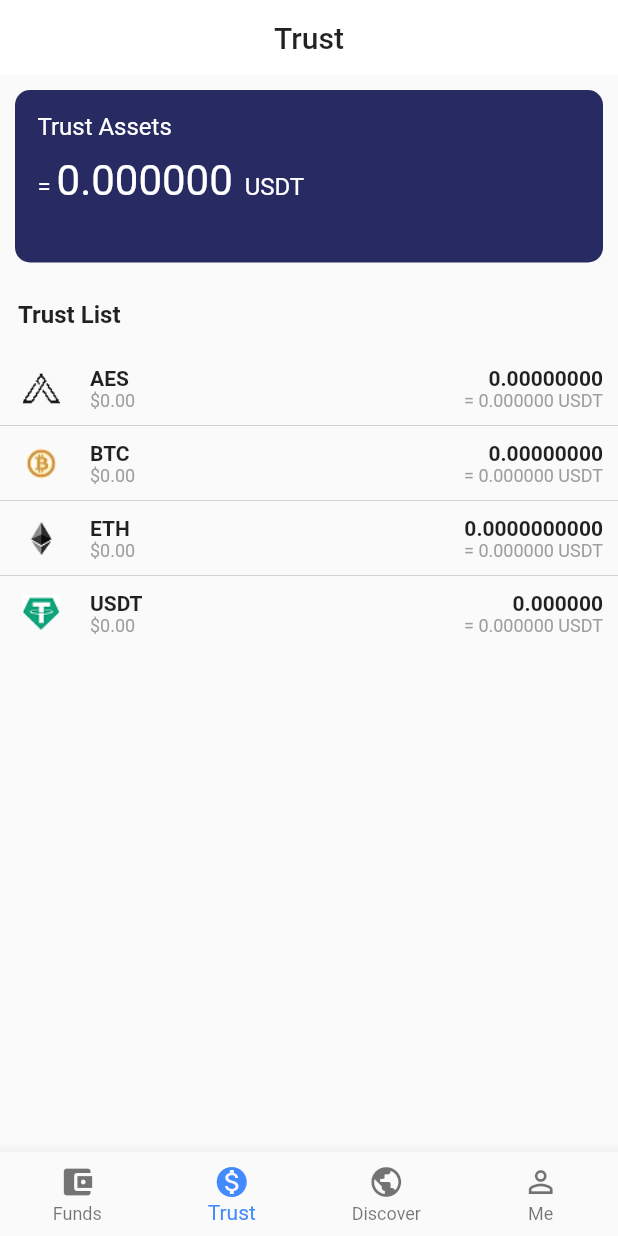
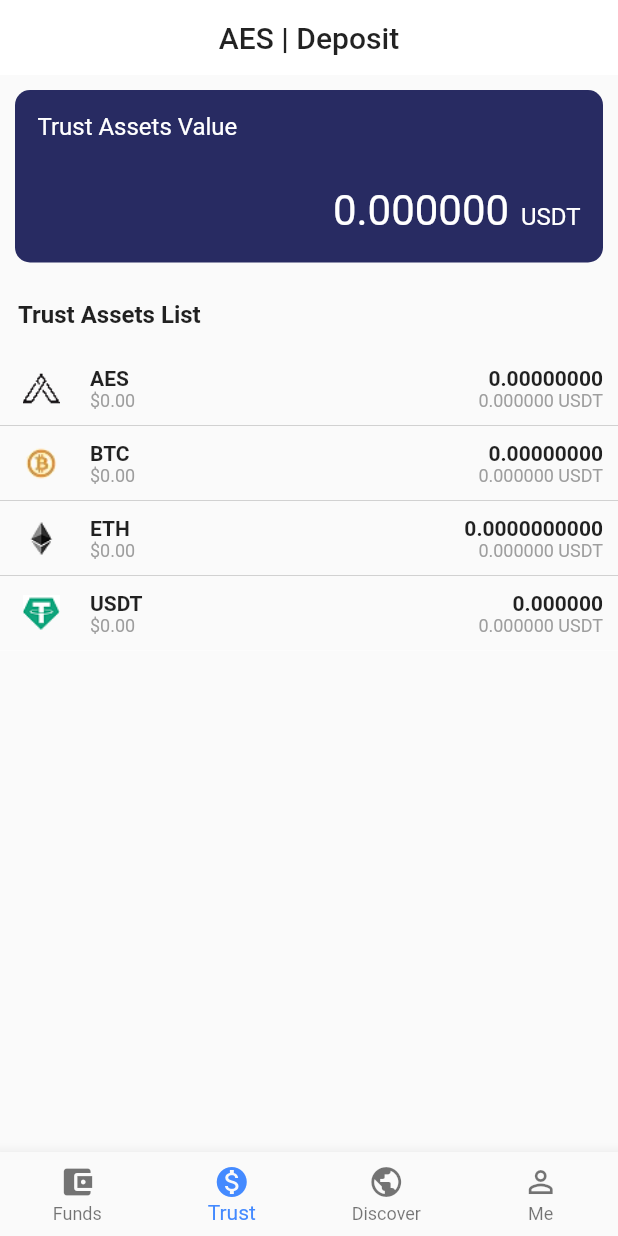
Before and after one commit to YNVoon/aes-exchange, a Flutter app: the MyHomePage screen opened directly, item 2 of the bottom bar chosen, on a phone screen of 412 x 824 dp. Run offline on Flutter 3.47's test engine with Material 2 defaults, Android fonts, the phone set to English and light mode, and no system bars; drawn by our look-alikes of pull_to_refresh; our stand-ins replace firebase_auth, firebase_database, fluttertoast, pinput, progress_dialog, qr_flutter and 1 more; accounts and stored records are empty; network calls fail.

Commit message:
Description updated

```diff
--- a/lib/invitation_code_widget.dart
+++ b/lib/invitation_code_widget.dart
@@ -66,7 +66,7 @@ class _InvitationCodePageState extends State<InvitationCodePage> {
                     width: MediaQuery.of(context).size.width,
                     margin: EdgeInsets.only(bottom: 10.0),
                     child: Text(
-                      'https://www.aes-wallet.web.app/signup?referral=' + widget.userInformation.userInvitationCode,
+                      'https://aes-wallet.web.app/signup?referral=' + widget.userInformation.userInvitationCode,
                       style: TextStyle(color: Colors.black, fontWeight: FontWeight.bold),
                       textAlign: TextAlign.center,
                     ),
@@ -76,7 +76,7 @@ class _InvitationCodePageState extends State<InvitationCodePage> {
                     child: RaisedButton(
                       color: Color(0xFF33468a),
                       onPressed: () {
-                        Clipboard.setData(new ClipboardData(text: 'https://www.aes-wallet.web.app/signup?referral=' + widget.userInformation.userInvitationCode));
+                        Clipboard.setData(new ClipboardData(text: 'https://aes-wallet.web.app/signup?referral=' + widget.userInformation.userInvitationCode));
                         Fluttertoast.showToast(
                             msg: "Copied to clipboard",
                         );
@@ -103,7 +103,7 @@ class _InvitationCodePageState extends State<InvitationCodePage> {
                   ),
                   Container(
                     child: QrImage(
-                       data: 'https://www.aes-wallet.web.app/signup?referral=' + widget.userInformation.userInvitationCode,
+                       data: 'https://wallet.web.app/signup?referral=' + widget.userInformation.userInvitationCode,
                        version: 4,
                        size: 165.0,
                      ),
--- a/lib/main.dart
+++ b/lib/main.dart
@@ -55,9 +55,9 @@ class _MyHomePageState extends State<MyHomePage> {
     setState(() {
       _selectedIndex = index;
       if (_selectedIndex == 0) {
-        appBarTitle = "AES Exchange";
+        appBarTitle = "AES | Deposit";
       } else if (_selectedIndex == 1) {
-        appBarTitle = "Trust";
+        appBarTitle = "AES | Deposit";
       } else if (_selectedIndex == 2) {
         appBarTitle = "Discover";
       } else if (_selectedIndex == 3) {
@@ -69,7 +69,7 @@ class _MyHomePageState extends State<MyHomePage> {
   @override
   void initState() {
     super.initState();
-    appBarTitle = "AES Exchange";
+    appBarTitle = "AES | Deposit";
   }
 
   @override
--- a/lib/signup_widget.dart
+++ b/lib/signup_widget.dart
@@ -114,7 +114,7 @@ class _SignupPageState extends State<SignupPage> {
       FirebaseUser user = await _auth.currentUser();
       if (user != null) {
         await _auth.signOut();
-        print('Sign out successful');
+        print('Successfully Signed out');
         Fluttertoast.showToast(
             msg: "Something went wrong!",
         );
--- a/lib/swap_widget.dart
+++ b/lib/swap_widget.dart
@@ -262,7 +262,7 @@ class _SwapPageState extends State<SwapPage> {
               myTransactionStatus = TransactionStatus.fromJson(contents);
               pd.dismiss();
               if (myTransactionStatus.status == 'success') {
-                _showMaterialDialogForError("Successful Swap", "navigate");
+                _showMaterialDialogForError("Swap Successfully", "navigate");
               } else {
                 _showMaterialDialogForError("Transaction Failed", "navigate");
               }
@@ -562,7 +562,7 @@ class _SwapPageState extends State<SwapPage> {
                              margin: EdgeInsets.only(left: 20.0, right: 10.0),
                              child: TextFormField(
                                controller: _fromConversionController,
-                               inputFormatters: [DecimalTextInputFormatter(decimalRange: 10)],
+                               inputFormatters: [DecimalTextInputFormatter(decimalRange: 12)],
                                onFieldSubmitted: (term) {
 
                                },
--- a/lib/transfer_trust_widget.dart
+++ b/lib/transfer_trust_widget.dart
@@ -155,7 +155,7 @@ class _TransferTrustPageState extends State<TransferTrustPage> {
               print(contents.toString());
             });
             pd.dismiss();
-            _showMaterialDialogForError("Successful transfer", "navigate");
+            _showMaterialDialogForError("Transfer Successfully", "navigate");
           });
       }
     } catch (e) {
@@ -340,7 +340,7 @@ class _TransferTrustPageState extends State<TransferTrustPage> {
 
             });
             pd.dismiss();
-            _showMaterialDialogForError("Successful transfer", "navigate");
+            _showMaterialDialogForError("Transfer Successfully", "navigate");
             // Navigator.pop(context);
 
           });
@@ -496,7 +496,7 @@ class _TransferTrustPageState extends State<TransferTrustPage> {
                   },
                   validator: (value) {
                   },
-                  inputFormatters: [DecimalTextInputFormatter(decimalRange: 10)],
+                  inputFormatters: [DecimalTextInputFormatter(decimalRange: 12)],
                   keyboardType: TextInputType.numberWithOptions(decimal: true),
                   // keyboardType: TextInputType.number,
                   controller: _quantityController,
--- a/lib/trust_widget.dart
+++ b/lib/trust_widget.dart
@@ -144,7 +144,7 @@ class _MyTrustWidgetState extends State<TrustWidget> {
                         // Currency current value
                         Container(
                           width: 200.0,
-                          child: Text('= ' + currency.equalityToUsdt.toStringAsFixed(6) + ' USDT', style: TextStyle(fontSize: 12.0, color: Colors.grey), textAlign: TextAlign.end)
+                          child: Text(currency.equalityToUsdt.toStringAsFixed(6) + ' USDT', style: TextStyle(fontSize: 12.0, color: Colors.grey), textAlign: TextAlign.end)
                         )
 
                       ],
@@ -209,7 +209,7 @@ class _MyTrustWidgetState extends State<TrustWidget> {
                     crossAxisAlignment: CrossAxisAlignment.start,
                     children: <Widget>[
                       Text(
-                        "Trust Assets",
+                        "Trust Assets Value",
                         textAlign: TextAlign.start,
                         style: TextStyle(
                           // backgroundColor: Colors.black,
@@ -219,22 +219,39 @@ class _MyTrustWidgetState extends State<TrustWidget> {
                       ),
                       Container(
                         width: MediaQuery.of(context).size.width,
-                        margin: EdgeInsets.only(top: 10.0),
+                        margin: EdgeInsets.only(top: 30.0),
                         child: RichText(
-                          textAlign: TextAlign.start,
+                          textAlign: TextAlign.end,
                           text: TextSpan(
                             style: TextStyle(
                               color: Colors.white,
                               fontSize: 16.0,
                             ),
                             children: <TextSpan>[
-                              TextSpan(text: '= '),
                               TextSpan(text: double.parse(myCryptoTrustBalance.totalAssetInUsdt).toStringAsFixed(6), style: TextStyle(fontSize: 28.0)),
                               TextSpan(text: '  USDT')
                             ],
                           ),
                         )
                       )
+                      // Container(
+                      //   width: MediaQuery.of(context).size.width,
+                      //   margin: EdgeInsets.only(top: 10.0),
+                      //   child: RichText(
+                      //     textAlign: TextAlign.start,
+                      //     text: TextSpan(
+                      //       style: TextStyle(
+                      //         color: Colors.white,
+                      //         fontSize: 16.0,
+                      //       ),
+                      //       children: <TextSpan>[
+                      //         TextSpan(text: '= '),
+                      //         TextSpan(text: double.parse(myCryptoTrustBalance.totalAssetInUsdt).toStringAsFixed(6), style: TextStyle(fontSize: 28.0)),
+                      //         TextSpan(text: '  USDT')
+                      //       ],
+                      //     ),
+                      //   )
+                      // )
                     ],
                   )
                 ),
@@ -244,7 +261,7 @@ class _MyTrustWidgetState extends State<TrustWidget> {
                   padding: EdgeInsets.only(left: 12.0, bottom: 15.0),
                   margin: EdgeInsets.only(top: 15.0),
                   child: Text(
-                    "Trust List",
+                    "Trust Assets List",
                     style: TextStyle(fontWeight: FontWeight.bold, fontSize: 16.0),
                     textAlign: TextAlign.start,
                   ),
--- a/lib/trust_withdraw_widget.dart
+++ b/lib/trust_withdraw_widget.dart
@@ -133,7 +133,7 @@ class _TrustWithdrawPageState extends State<TrustWithdrawPage> {
             response.transform(Utf8Decoder()).transform(json.decoder).listen((contents) {
               print(contents.toString());
               pd.dismiss();
-              _showMaterialDialogForError('Successful Withdraw', 'navigate');
+              _showMaterialDialogForError('Withdraw Successfully', 'navigate');
             });
           });
       }
--- a/lib/wallet_transfer_widget.dart
+++ b/lib/wallet_transfer_widget.dart
@@ -382,7 +382,7 @@ class _WalletTransferPageState extends State<WalletTransferPage> {
                   onFieldSubmitted: (term) {
 
                   },
-                  inputFormatters: [DecimalTextInputFormatter(decimalRange: 10)],
+                  inputFormatters: [DecimalTextInputFormatter(decimalRange: 12)],
                   keyboardType: TextInputType.numberWithOptions(decimal: true),
                   controller: _quantityController,
                   textInputAction: TextInputAction.done,
--- a/lib/wallet_withdrawal_widget.dart
+++ b/lib/wallet_withdrawal_widget.dart
@@ -162,7 +162,7 @@ class _WalletWithdrawalPageState extends State<WalletWithdrawalPage> {
             response.transform(Utf8Decoder()).transform(json.decoder).listen((contents) {
               print(contents.toString());
               pd.dismiss();
-              _showMaterialDialogForError("Successful transfer. Transaction usually takes 1 day to transfer.", "navigate");
+              _showMaterialDialogForError("Successfully transferred. Transaction usually takes 1 day to transfer.", "navigate");
             });
 
           });
@@ -378,7 +378,7 @@ class _WalletWithdrawalPageState extends State<WalletWithdrawalPage> {
               print(contents.toString());
             });
             pd.dismiss();
-            _showMaterialDialogForError("Successful transfer", "navigate");
+            _showMaterialDialogForError("Transfer Successfully", "navigate");
           });
 
       } else {
@@ -592,7 +592,7 @@ class _WalletWithdrawalPageState extends State<WalletWithdrawalPage> {
                   onFieldSubmitted: (term) {
 
                   },
-                  inputFormatters: [DecimalTextInputFormatter(decimalRange: 10)],
+                  inputFormatters: [DecimalTextInputFormatter(decimalRange: 12)],
                   keyboardType: TextInputType.numberWithOptions(decimal: true),
                   controller: _quantityController,
                   textInputAction: TextInputAction.done,
```
Also changed, not shown: lib/login_widget.dart (+14 -14 lines), lib/property_widget.dart (+6 -6 lines), lib/security_widget.dart (added, +66 -0 lines), lib/userprofile_widget.dart (+9 -2 lines).
